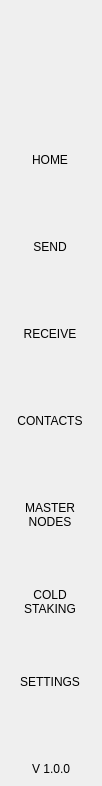
Above: src/qt/passion/forms/navmenuwidget.ui from PassionCash/PassionCashCoin before the change. Below: the same form after it.
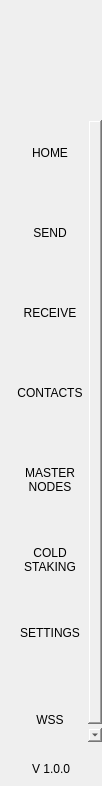
That is the form after the change.

Commit message: Serveral Updaes and Icon changes

The edit to the form file:
```diff
--- a/src/qt/passion/forms/navmenuwidget.ui
+++ b/src/qt/passion/forms/navmenuwidget.ui
@@ -321,7 +321,7 @@
             </property>
             <property name="text">
              <string>SETTINGS
-</string>
+              </string>
             </property>
             <property name="iconSize">
              <size>
@@ -337,6 +337,25 @@
             </property>
            </widget>
           </item>
+          <item>
+          <widget class="QToolButton" name="btnSubscription">
+            <property name="minimumSize">
+            <size>
+              <width>100</width>
+              <height>80</height>
+            </size>
+            </property>
+            <property name="text">
+            <string>WSS</string>
+            </property>
+            <property name="iconSize">
+            <size>
+              <width>32</width>
+              <height>32</height>
+            </size>
+            </property>
+          </widget>
+          </item>
          </layout>
         </widget>
        </widget>
```
The commit also changes 152 other files.
